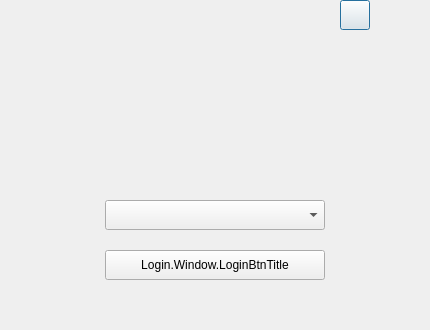
This is Student/forms/LoginWindow.ui in HaoYiTech/obs-studio as Qt 5 draws it before an edit. The edited form follows.
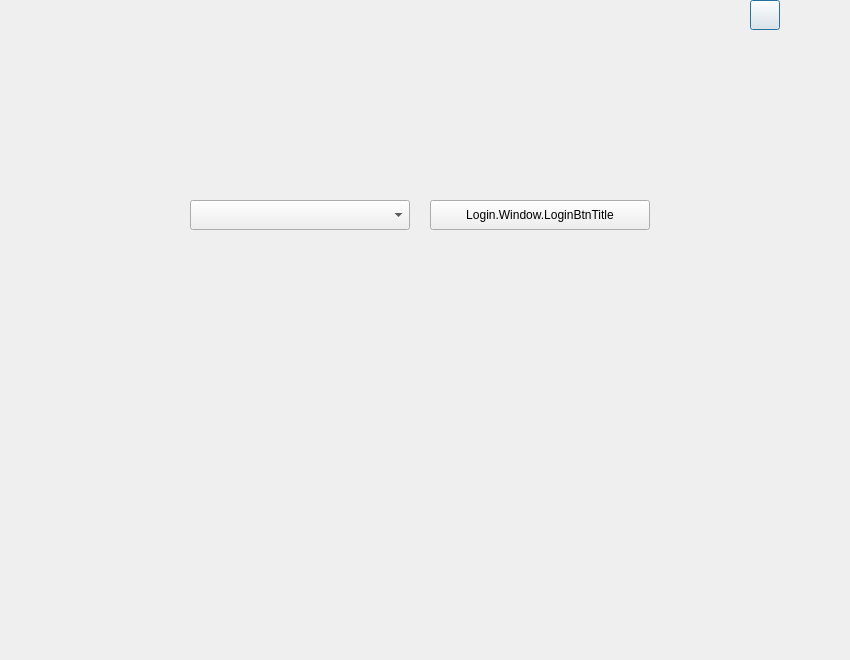
This is the edited form.

Commit message: 登录窗口新增读取房间列表功能

Patch:
```diff
--- a/Student/forms/LoginWindow.ui
+++ b/Student/forms/LoginWindow.ui
@@ -6,20 +6,20 @@
    <rect>
     <x>0</x>
     <y>0</y>
-    <width>430</width>
-    <height>330</height>
+    <width>850</width>
+    <height>660</height>
    </rect>
   </property>
   <property name="minimumSize">
    <size>
-    <width>430</width>
-    <height>330</height>
+    <width>850</width>
+    <height>660</height>
    </size>
   </property>
   <property name="maximumSize">
    <size>
-    <width>430</width>
-    <height>330</height>
+    <width>850</width>
+    <height>660</height>
    </size>
   </property>
   <property name="windowTitle">
@@ -28,7 +28,7 @@
   <widget class="QComboBox" name="accountComboBox">
    <property name="geometry">
     <rect>
-     <x>105</x>
+     <x>190</x>
      <y>200</y>
      <width>220</width>
      <height>30</height>
@@ -74,8 +74,8 @@
   <widget class="QPushButton" name="loginButton">
    <property name="geometry">
     <rect>
-     <x>105</x>
-     <y>250</y>
+     <x>430</x>
+     <y>200</y>
      <width>220</width>
      <height>30</height>
     </rect>
@@ -102,8 +102,8 @@
   <widget class="QLabel" name="userHead">
    <property name="geometry">
     <rect>
-     <x>170</x>
-     <y>70</y>
+     <x>380</x>
+     <y>90</y>
      <width>90</width>
      <height>90</height>
     </rect>
@@ -130,7 +130,7 @@
   <widget class="QPushButton" name="pButtonArrow">
    <property name="geometry">
     <rect>
-     <x>340</x>
+     <x>750</x>
      <y>0</y>
      <width>30</width>
      <height>30</height>
@@ -158,6 +158,28 @@
     <string/>
    </property>
   </widget>
+  <widget class="QLabel" name="errLabel">
+   <property name="geometry">
+    <rect>
+     <x>140</x>
+     <y>250</y>
+     <width>560</width>
+     <height>40</height>
+    </rect>
+   </property>
+   <property name="font">
+    <font>
+     <family>微软雅黑</family>
+     <pointsize>16</pointsize>
+    </font>
+   </property>
+   <property name="text">
+    <string/>
+   </property>
+   <property name="alignment">
+    <set>Qt::AlignCenter</set>
+   </property>
+  </widget>
  </widget>
  <resources/>
  <connections/>
```
The commit also changes 7 other files.
